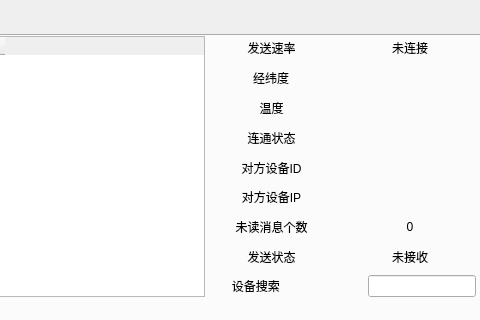
Above: UI/mainWindow.ui from 413180794/EPLRS_station before the change; both pictures show x 298 to 778 and y 0 to 320 of the 778 by 440 pixel window. Below: the same form after it.
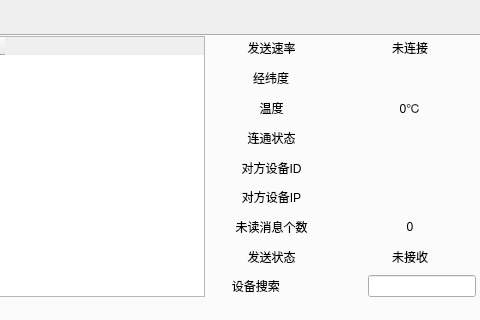
That is the form after the change.

```diff
--- a/UI/mainWindow.ui
+++ b/UI/mainWindow.ui
@@ -106,7 +106,7 @@
          <item>
           <widget class="QLabel" name="temperature_show">
            <property name="text">
-            <string/>
+            <string>0℃</string>
            </property>
            <property name="alignment">
             <set>Qt::AlignCenter</set>
```
